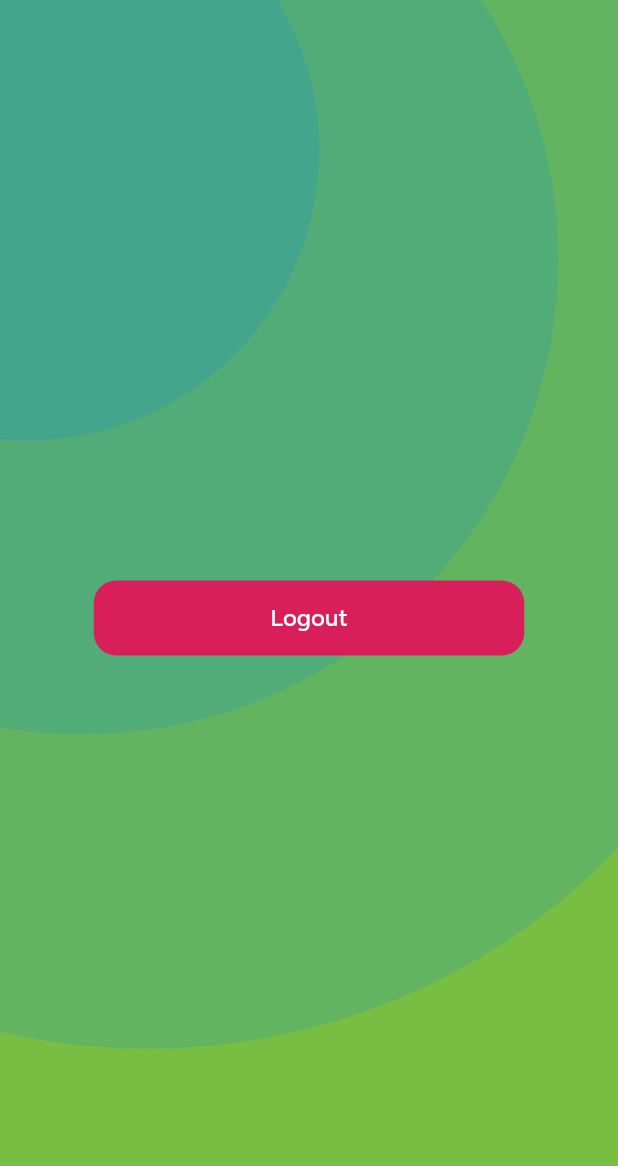
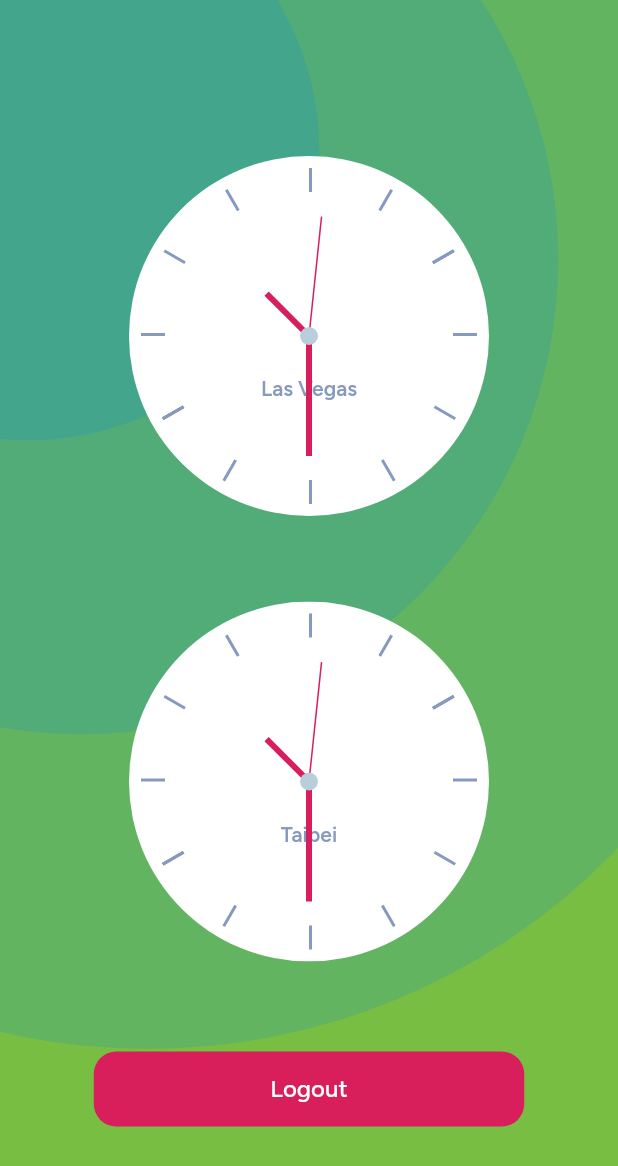
Before and after one commit to yun-cheng/pndlm-assessment, a Flutter app: the ClocksScreen screen opened by its route, on a phone screen of 412 x 824 dp. Shown: the top 1166 px of the screen. Run offline on Flutter 3.47's test engine with Material 3 defaults, Android fonts, the light colour scheme and no system bars; our stand-ins replace built_value, dio, email_validator, flutter_hooks, flutter_riverpod, flutter_secure_storage and 6 more; accounts and stored records are empty; generated files the repository leaves out were written again.

Commit message:
feat(clocks): Build Clock widget with CustomPainter and timeProvider

```diff
--- a/lib/constants/assets.dart
+++ b/lib/constants/assets.dart
@@ -1,4 +1,5 @@
 class AssetConstants {
   static const backgroundMask = 'assets/images/background_mask.svg';
   static const clockLogo = 'assets/images/clock_logo.svg';
+  static const clockFace = 'assets/images/clock_face.svg';
 }
--- a/lib/constants/colors.dart
+++ b/lib/constants/colors.dart
@@ -5,4 +5,6 @@ class ColorConstants {
   static const raspberry = Color(0xFFD81E5B);
   static const blueberry = Color(0xFF133C55);
   static const checkGreen = Color(0xFF9FC975);
+  static const softBlue = Color(0xFFB9CEDB);
+  static const softBlueDk = Color(0xFF869AC0);
 }
--- a/lib/constants/text_styles.dart
+++ b/lib/constants/text_styles.dart
@@ -1,4 +1,6 @@
 import 'package:flutter/material.dart';
+
+import 'colors.dart';
 
 class FontFamilyConstants {
   static const figtree = 'figtree';
@@ -46,4 +48,12 @@ class TextStyleConstants {
     letterSpacing: 0,
     color: Colors.white,
   );
+
+  static const clock = TextStyle(
+    fontSize: 14,
+    fontWeight: FontWeight.w600,
+    height: 10 / 14,
+    letterSpacing: 0,
+    color: ColorConstants.softBlueDk,
+  );
 }
--- /dev/null
+++ b/lib/models/clock_hand_type.dart
@@ -0,0 +1 @@
+enum ClockHandType { hour, minute, second }
--- /dev/null
+++ b/lib/providers/time_provider.dart
@@ -0,0 +1,39 @@
+import 'dart:async';
+
+import 'package:flutter_riverpod/flutter_riverpod.dart';
+import 'package:pndlm_assessment/models/clock_hand_type.dart';
+import 'package:riverpod_annotation/riverpod_annotation.dart';
+import 'package:vector_math/vector_math_64.dart' show radians;
+
+part 'time_provider.g.dart';
+
+final _radiansPerTick = radians(360 / 60);
+final _radiansPerHour = radians(360 / 12);
+
+@riverpod
+Stream<DateTime> time(Ref ref) async* {
+  yield DateTime.now();
+
+  final waitUntilNextSecond = 1000 - DateTime.now().millisecond;
+  await Future.delayed(Duration(milliseconds: waitUntilNextSecond));
+
+  yield DateTime.now();
+
+  yield* Stream.periodic(const Duration(seconds: 1), (_) => DateTime.now());
+}
+
+@riverpod
+double angleRadians(Ref ref, ClockHandType clockHandType) {
+  final time = ref.watch(timeProvider).value;
+
+  if (time == null) return 0;
+
+  switch (clockHandType) {
+    case ClockHandType.hour:
+      return time.hour * _radiansPerHour + (time.minute / 60) * _radiansPerHour;
+    case ClockHandType.minute:
+      return time.minute * _radiansPerTick;
+    case ClockHandType.second:
+      return time.second * _radiansPerTick;
+  }
+}
--- a/lib/ui/screens/clocks/clocks_screen.dart
+++ b/lib/ui/screens/clocks/clocks_screen.dart
@@ -1,6 +1,7 @@
 import 'package:flutter/material.dart';
 import 'package:pndlm_assessment/ui/common/background_mask_container.dart';
 
+import 'widgets/clock.dart';
 import 'widgets/logout_button.dart';
 
 class ClocksScreen extends StatelessWidget {
@@ -16,7 +17,18 @@ class ClocksScreen extends StatelessWidget {
             constraints: BoxConstraints(
               minHeight: MediaQuery.of(context).size.height,
             ),
-            child: Center(child: LogoutButton()),
+            padding: EdgeInsets.symmetric(horizontal: 8),
+            child: Column(
+              children: [
+                SizedBox(height: 88),
+                Clock(label: 'Las Vegas'),
+                SizedBox(height: 25),
+                Clock(label: 'Taipei'),
+                SizedBox(height: 44),
+                LogoutButton(),
+                SizedBox(height: 16),
+              ],
+            ),
           ),
         ),
       ),
--- /dev/null
+++ b/lib/ui/screens/clocks/widgets/clock.dart
@@ -0,0 +1,52 @@
+import 'package:flutter/material.dart';
+import 'package:flutter_svg/svg.dart';
+import 'package:pndlm_assessment/constants/assets.dart';
+import 'package:pndlm_assessment/constants/colors.dart';
+import 'package:pndlm_assessment/models/clock_hand_type.dart';
+
+import 'clock_label.dart';
+import 'draw_center_dot.dart';
+import 'draw_hand.dart';
+
+class Clock extends StatelessWidget {
+  final String label;
+
+  const Clock({super.key, required this.label});
+
+  @override
+  Widget build(BuildContext context) {
+    return Container(
+      margin: EdgeInsets.all(16),
+      constraints: BoxConstraints(maxWidth: 240),
+      child: AspectRatio(
+        aspectRatio: 1,
+        child: Stack(
+          alignment: Alignment.topCenter,
+          children: [
+            Positioned.fill(child: SvgPicture.asset(AssetConstants.clockFace)),
+            ClockLabel(label: label),
+            DrawHand(
+              type: ClockHandType.hour,
+              length: 40,
+              width: 4,
+              color: ColorConstants.raspberry,
+            ),
+            DrawHand(
+              type: ClockHandType.minute,
+              length: 80,
+              width: 4,
+              color: ColorConstants.raspberry,
+            ),
+            DrawHand(
+              type: ClockHandType.second,
+              length: 80,
+              width: 1,
+              color: ColorConstants.raspberry,
+            ),
+            DrawCenterDot(),
+          ],
+        ),
+      ),
+    );
+  }
+}
--- /dev/null
+++ b/lib/ui/screens/clocks/widgets/clock_label.dart
@@ -0,0 +1,23 @@
+import 'package:flutter/material.dart';
+import 'package:pndlm_assessment/constants/text_styles.dart';
+
+class ClockLabel extends StatelessWidget {
+  final String label;
+
+  const ClockLabel({super.key, required this.label});
+
+  @override
+  Widget build(BuildContext context) {
+    return LayoutBuilder(
+      builder: (context, constraints) {
+        return Transform.translate(
+          offset: Offset(0, 150 / 240 * constraints.maxWidth),
+          child: Transform.scale(
+            scale: constraints.maxWidth / 240,
+            child: Text(label, style: TextStyleConstants.clock),
+          ),
+        );
+      },
+    );
+  }
+}
--- /dev/null
+++ b/lib/ui/screens/clocks/widgets/draw_center_dot.dart
@@ -0,0 +1,28 @@
+import 'package:flutter/material.dart';
+import 'package:pndlm_assessment/constants/colors.dart';
+
+class DrawCenterDot extends StatelessWidget {
+  const DrawCenterDot({super.key});
+
+  @override
+  Widget build(BuildContext context) {
+    return CustomPaint(size: Size.infinite, painter: _Painter());
+  }
+}
+
+class _Painter extends CustomPainter {
+  @override
+  void paint(Canvas canvas, Size size) {
+    final center = (Offset.zero & size).center;
+
+    final radius = 6 / 240 * size.shortestSide;
+    final circlePaint = Paint()..color = ColorConstants.softBlue;
+
+    canvas.drawCircle(center, radius, circlePaint);
+  }
+
+  @override
+  bool shouldRepaint(_Painter oldDelegate) {
+    return false;
+  }
+}
--- /dev/null
+++ b/lib/ui/screens/clocks/widgets/draw_hand.dart
@@ -0,0 +1,75 @@
+import 'dart:math' as math;
+
+import 'package:flutter/material.dart';
+import 'package:flutter_riverpod/flutter_riverpod.dart';
+import 'package:pndlm_assessment/models/clock_hand_type.dart';
+import 'package:pndlm_assessment/providers/time_provider.dart';
+
+class DrawHand extends ConsumerWidget {
+  final ClockHandType type;
+  final double length;
+  final double width;
+  final Color color;
+
+  const DrawHand({
+    super.key,
+    required this.type,
+    required this.length,
+    required this.width,
+    required this.color,
+  });
+
+  @override
+  Widget build(BuildContext context, WidgetRef ref) {
+    final angleRadians = ref.watch(angleRadiansProvider(type));
+
+    return CustomPaint(
+      size: Size.infinite,
+      painter: _Painter(
+        length: length,
+        width: width,
+        color: color,
+        angleRadians: angleRadians,
+      ),
+    );
+  }
+}
+
+class _Painter extends CustomPainter {
+  final double length;
+  final double width;
+  final Color color;
+  final double angleRadians;
+
+  _Painter({
+    required this.length,
+    required this.width,
+    required this.color,
+    required this.angleRadians,
+  });
+
+  @override
+  void paint(Canvas canvas, Size size) {
+    final center = (Offset.zero & size).center;
+
+    final realLength = length / 240 * size.shortestSide;
+    final realWidth = width / 240 * size.shortestSide;
+    final angle = angleRadians - math.pi / 2.0;
+    final position =
+        center + Offset(math.cos(angle), math.sin(angle)) * realLength;
+    final linePaint =
+        Paint()
+          ..color = color
+          ..strokeWidth = realWidth;
+
+    canvas.drawLine(center, position, linePaint);
+  }
+
+  @override
+  bool shouldRepaint(_Painter oldDelegate) {
+    return oldDelegate.length != length ||
+        oldDelegate.width != width ||
+        oldDelegate.color != color ||
+        oldDelegate.angleRadians != angleRadians;
+  }
+}
--- a/pubspec.yaml
+++ b/pubspec.yaml
@@ -22,6 +22,7 @@ dependencies:
   shared_preferences: ^2.5.2
   flutter_secure_storage: ^9.2.4
   go_router: ^14.8.1
+  vector_math: ^2.1.4
 
 dev_dependencies:
   flutter_test:
```
Also changed, not shown: assets/images/clock_face.svg (added), lib/providers/time_provider.g.dart (added), pubspec.lock.
